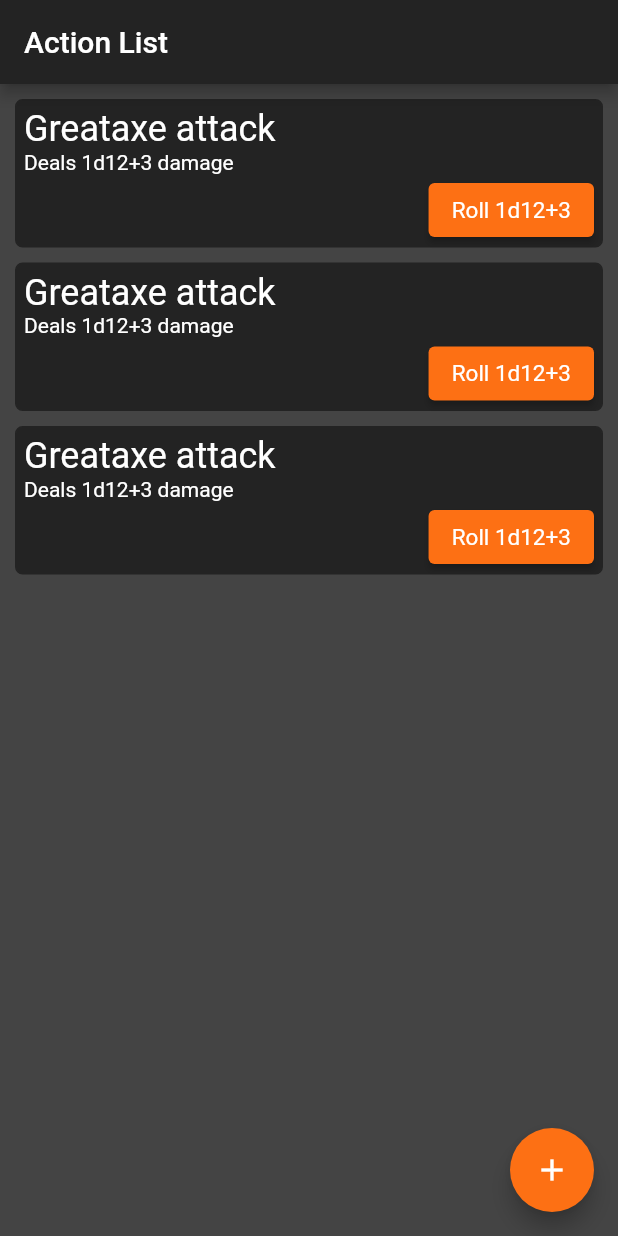
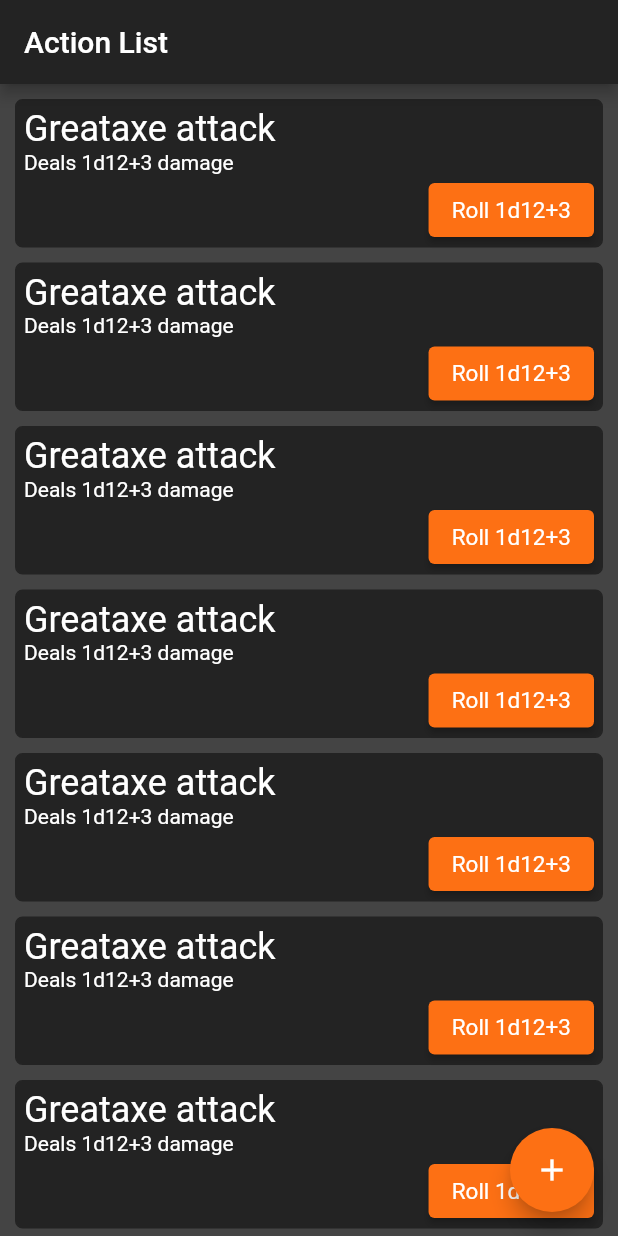
Before and after one commit to filip-wan/rpg_manager_flutter, a Flutter app: the screen it shows after launch, on a phone screen of 412 x 824 dp. Run offline on Flutter 3.47's test engine with Material 2 defaults, Android fonts, the phone set to English and light mode, and no system bars.

Commit message:
Add styling and layout to action list. Convert action list from function into StatelessWidget

```diff
--- a/lib/home.dart
+++ b/lib/home.dart
@@ -16,7 +16,13 @@ class _HomePageState extends State<HomePage> {
     setState(() {});
   }
 
+  //TODO change to actual data
   var userActions = [
+    ActionModel('Greataxe attack', 'Deals 1d12+3 damage', '1d12+3'),
+    ActionModel('Greataxe attack', 'Deals 1d12+3 damage', '1d12+3'),
+    ActionModel('Greataxe attack', 'Deals 1d12+3 damage', '1d12+3'),
+    ActionModel('Greataxe attack', 'Deals 1d12+3 damage', '1d12+3'),
+    ActionModel('Greataxe attack', 'Deals 1d12+3 damage', '1d12+3'),
     ActionModel('Greataxe attack', 'Deals 1d12+3 damage', '1d12+3'),
     ActionModel('Greataxe attack', 'Deals 1d12+3 damage', '1d12+3'),
     ActionModel('Greataxe attack', 'Deals 1d12+3 damage', '1d12+3'),
@@ -29,7 +35,7 @@ class _HomePageState extends State<HomePage> {
         title: Text(widget.title),
       ),
       body: Center(
-        child: getActionList(context, userActions),
+        child: ActionList(actions: userActions),
       ),
       floatingActionButton: FloatingActionButton(
         onPressed: _addAction,
--- a/lib/widgets/action_item.dart
+++ b/lib/widgets/action_item.dart
@@ -3,9 +3,10 @@ import 'package:flutter/rendering.dart';
 import 'package:rpg_manager_flutter/models/action_model.dart';
 
 class ActionItem extends StatelessWidget {
-  ActionItem({Key key, this.model}) : super(key: key);
+  ActionItem({Key key, this.model, this.isFirstInList}) : super(key: key);
 
   final ActionModel model;
+  final bool isFirstInList;
 
   @override
   Widget build(BuildContext context) {
@@ -19,7 +20,7 @@ class ActionItem extends StatelessWidget {
             border: Border.all(color: Theme.of(context).accentColor),
             color: Theme.of(context).accentColor,
           ),
-          margin: EdgeInsets.fromLTRB(10, 10, 10, 0),
+          margin: isFirstInList ? EdgeInsets.zero : EdgeInsets.only(top: 10),
           padding: EdgeInsets.fromLTRB(5, 5, 5, 0),
           child: Column(
             mainAxisAlignment: MainAxisAlignment.start,
--- a/lib/widgets/action_list.dart
+++ b/lib/widgets/action_list.dart
@@ -2,9 +2,26 @@ import 'package:flutter/material.dart';
 import 'package:rpg_manager_flutter/widgets/action_item.dart';
 import 'package:rpg_manager_flutter/models/action_model.dart';
 
-Widget getActionList(BuildContext context, List<ActionModel> actionModels) {
-  return Column(
-      mainAxisAlignment: MainAxisAlignment.start,
-      crossAxisAlignment: CrossAxisAlignment.start,
-      children: actionModels.map((m) => ActionItem(model: m)).toList());
+class ActionList extends StatelessWidget {
+  ActionList({Key key, this.actions}) : super(key: key);
+
+  final List<ActionModel> actions;
+
+  @override
+  Widget build(BuildContext context) {
+    return Scrollbar(
+      child: ListView.builder(
+        padding: EdgeInsets.all(10),
+        itemCount: actions.length,
+        itemBuilder: (BuildContext context, int index) {
+          return Container(
+            child: ActionItem(
+              model: actions[index],
+              isFirstInList: index == 0,
+            ),
+          );
+        },
+      ),
+    );
+  }
 }
```
